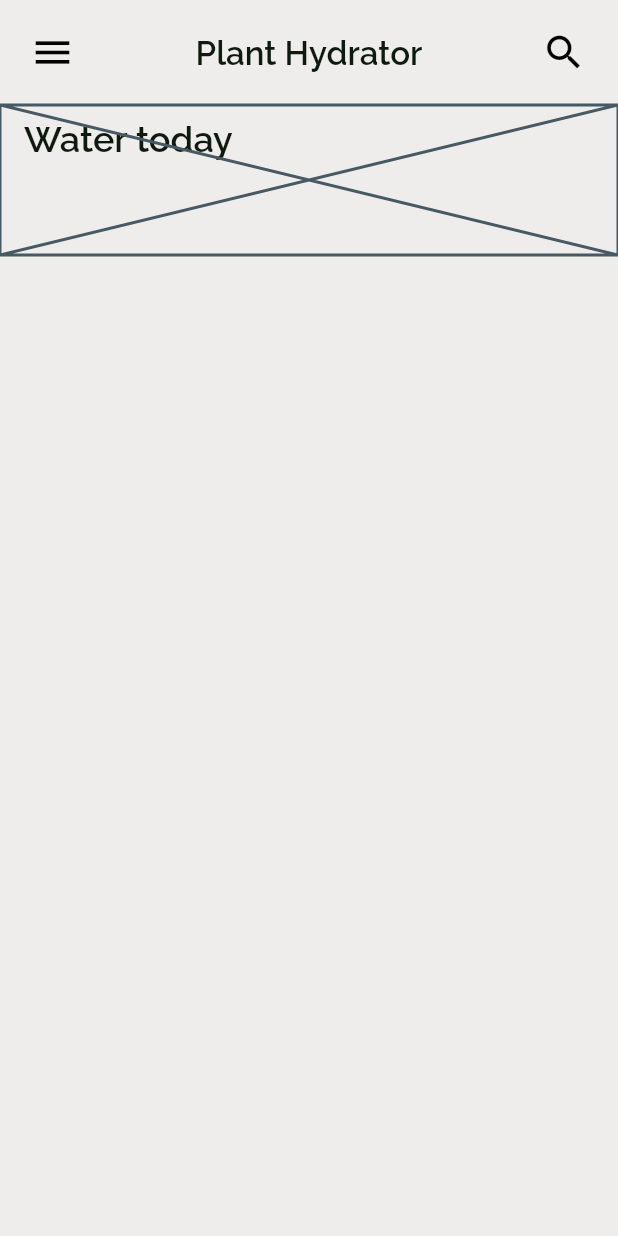
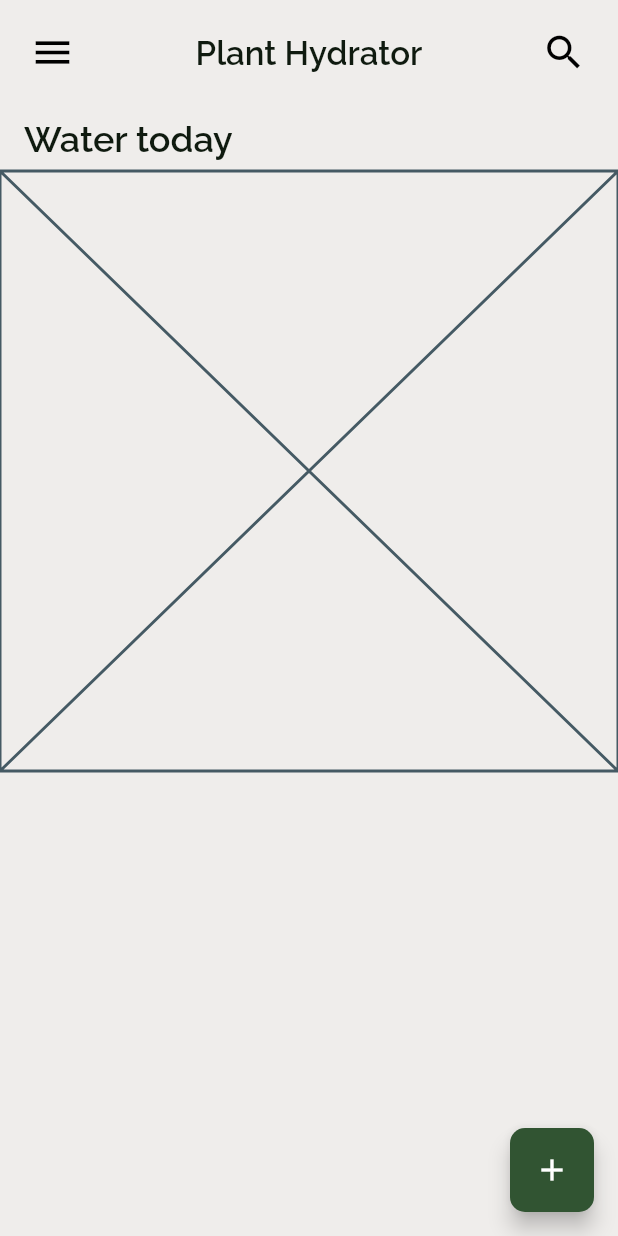
Before and after one commit to ReemanS/planthydrator, a Flutter app: the screen it shows after launch, on a phone screen of 412 x 824 dp. Run offline on Flutter 3.47's test engine with Material 2 defaults, Android fonts, the phone set to English and light mode, and no system bars; our stand-ins replace google_fonts, sqflite; accounts and stored records are empty.

Commit message:
fix: wrong widget used

```diff
--- a/lib/home.dart
+++ b/lib/home.dart
@@ -1,5 +1,6 @@
 import 'package:flutter/material.dart';
 import 'package:planthydrator/screens/search.dart';
+import 'package:planthydrator/helpers/sql_helper.dart';
 // import 'package:flutter_svg/flutter_svg.dart';
 
 class Home extends StatelessWidget {
@@ -62,13 +63,38 @@ class BodySection extends StatefulWidget {
 }
 
 class _BodySectionState extends State<BodySection> {
+  List<Map<String, dynamic>> _plants = [];
+
+  bool _isLoading = true;
+
+  void _refreshPlants() async {
+    final List<Map<String, dynamic>> data = await SQLHelper.getAllItems();
+    setState(() {
+      _plants = data;
+      _isLoading = false;
+    });
+  }
+
+  @override
+  void initState() {
+    super.initState();
+    _refreshPlants();
+    print("num of plants: ${_plants.length}");
+  }
+
   @override
   Widget build(BuildContext context) {
-    return Stack(
-      children: [
-        SizedBox(
-          height: 100,
-          child: Stack(
+    return Scaffold(
+      floatingActionButton: FloatingActionButton(
+        backgroundColor: Theme.of(context).primaryColor,
+        shape: RoundedRectangleBorder(
+          borderRadius: BorderRadius.circular(10),
+        ),
+        child: const Icon(Icons.add),
+        onPressed: () => null,
+      ),
+      body: Column(
+        crossAxisAlignment: CrossAxisAlignment.start,
         children: [
           Padding(
             padding: const EdgeInsets.fromLTRB(16, 8, 16, 8),
@@ -77,19 +103,12 @@ class _BodySectionState extends State<BodySection> {
               style: (Theme.of(context).textTheme.displayMedium)!.copyWith(
                 fontSize: 24,
               ),
+              textAlign: TextAlign.left,
             ),
           ),
-              const Placeholder(
-                fallbackHeight: 50,
-              )
+          const Placeholder(),
         ],
       ),
-        ),
-        // GridView.builder(
-        //   itemBuilder: ,
-        //   scrollDirection: Axis.horizontal,
-        // ),
-      ],
     );
   }
 }
```
Lines whose indentation alone changed are shown as unchanged.
